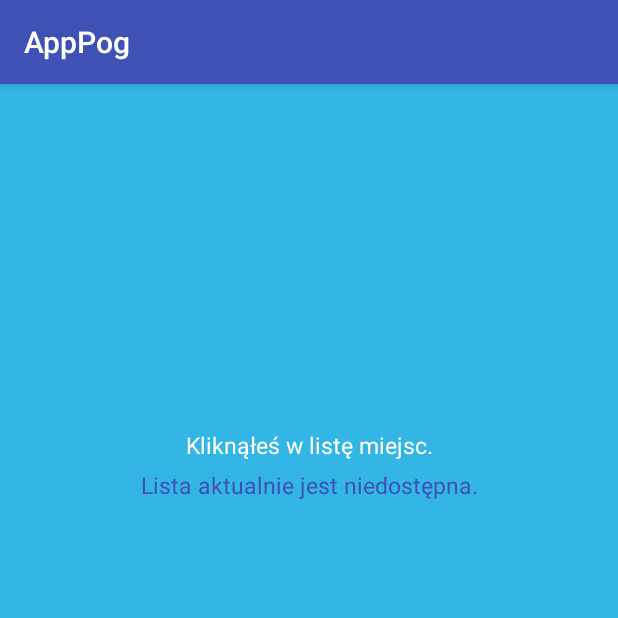
After one commit to annakulaczz/LaboratoriumPum2_AppPog, an Android app: the Main2Activity screen opened directly, with no data from a screen before it, on a phone screen of 412 x 824 dp, the top half of it. The commit adds this screen. Run offline under Robolectric (Android 15) with nearby library versions, the phone set to English and light mode, and no system bars.

Commit message:
druga aktywność i obsługa

```diff
--- a/app/src/main/AndroidManifest.xml
+++ b/app/src/main/AndroidManifest.xml
@@ -16,6 +16,7 @@
                 <category android:name="android.intent.category.LAUNCHER" />
             </intent-filter>
         </activity>
+        <activity android:name=".Main2Activity"></activity>
     </application>
 
 </manifest>
--- /dev/null
+++ b/app/src/main/java/com/example/ania/apppog/Main2Activity.java
@@ -0,0 +1,13 @@
+package com.example.ania.apppog;
+
+import android.support.v7.app.AppCompatActivity;
+import android.os.Bundle;
+
+public class Main2Activity extends AppCompatActivity {
+
+    @Override
+    protected void onCreate(Bundle savedInstanceState) {
+        super.onCreate(savedInstanceState);
+        setContentView(R.layout.activity_main2);
+    }
+}
--- /dev/null
+++ b/app/src/main/res/layout/activity_main2.xml
@@ -0,0 +1,34 @@
+<?xml version="1.0" encoding="utf-8"?>
+<LinearLayout xmlns:android="http://schemas.android.com/apk/res/android"
+    xmlns:app="http://schemas.android.com/apk/res-auto"
+    xmlns:tools="http://schemas.android.com/tools"
+    android:orientation="vertical"
+    android:paddingLeft="16dp"
+    android:paddingRight="16dp"
+    android:layout_width="match_parent"
+    android:layout_height="match_parent"
+    android:background="@android:color/holo_blue_light"
+    tools:context="com.example.ania.apppog.Main2Activity">
+
+    <TextView
+        android:id="@+id/click_TV"
+        android:layout_width="match_parent"
+        android:layout_height="wrap_content"
+        android:layout_gravity="center"
+        android:layout_marginTop="230dp"
+        android:gravity="center"
+        android:text="Kliknąłeś w listę miejsc."
+        android:textColor="@android:color/white"
+        android:textSize="15dp"/>
+
+        <TextView
+            android:id="@+id/list_disabled"
+            android:layout_width="match_parent"
+            android:layout_height="wrap_content"
+            android:text="Lista aktualnie jest niedostępna."
+            android:textColor="@color/colorPrimary"
+            android:gravity="center"
+            android:layout_marginVertical="5dp"
+            android:textSize="15dp"
+        />
+</LinearLayout>
```
Also changed, not shown: app/src/main/java/com/example/ania/apppog/MainActivity.java (+28 -0 lines).
